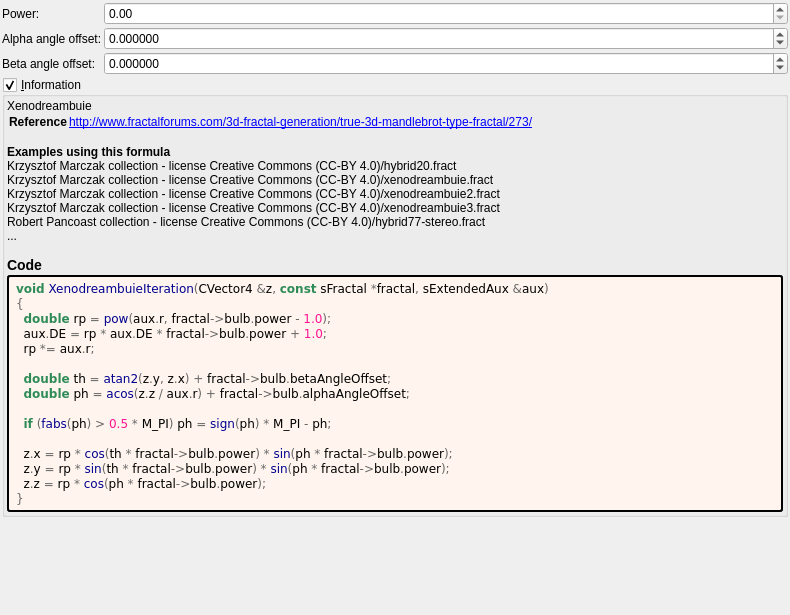
This is mandelbulber2/formula/ui/xenodreambuie.ui in buddhi1980/mandelbulber2 as Qt 5 draws it before an edit. The edited form follows.
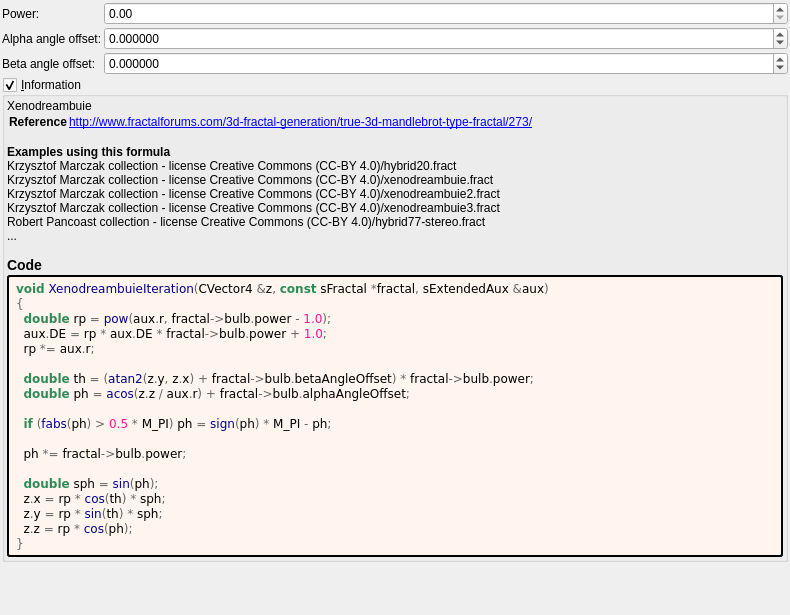
This is the edited form. Custom widgets are drawn as their Qt base class.

Diff of the .ui file:
```diff
--- a/mandelbulber2/formula/ui/xenodreambuie.ui
+++ b/mandelbulber2/formula/ui/xenodreambuie.ui
@@ -195,20 +195,23 @@
         </property>
         <property name="text">
          <string notr="true">&lt;body style=&quot;background-color:#fff5ee&quot;&gt;
-&lt;pre style=&quot;color:#000000; background-color:#fff5ee;  font-family:'Courier New',monospace;&quot;&gt;&lt;span style=&quot;color:#2e8b57; font-weight:bold&quot;&gt;void&lt;/span&gt; &lt;span style=&quot;color:#00008f&quot;&gt;XenodreambuieIteration&lt;/span&gt;&lt;span style=&quot;color:#676767&quot;&gt;(&lt;/span&gt;CVector4 &lt;span style=&quot;color:#676767&quot;&gt;&amp;amp;&lt;/span&gt;z&lt;span style=&quot;color:#676767&quot;&gt;,&lt;/span&gt; &lt;span style=&quot;color:#2e8b57; font-weight:bold&quot;&gt;const&lt;/span&gt; sFractal &lt;span style=&quot;color:#676767&quot;&gt;*&lt;/span&gt;fractal&lt;span style=&quot;color:#676767&quot;&gt;,&lt;/span&gt; sExtendedAux &lt;span style=&quot;color:#676767&quot;&gt;&amp;amp;&lt;/span&gt;aux&lt;span style=&quot;color:#676767&quot;&gt;)&lt;/span&gt;
+&lt;pre style=&quot;color:#000000; background-color:#fff5ee;  font-family:&#039;Courier New&#039;,monospace;&quot;&gt;&lt;span style=&quot;color:#2e8b57; font-weight:bold&quot;&gt;void&lt;/span&gt; &lt;span style=&quot;color:#00008f&quot;&gt;XenodreambuieIteration&lt;/span&gt;&lt;span style=&quot;color:#676767&quot;&gt;(&lt;/span&gt;CVector4 &lt;span style=&quot;color:#676767&quot;&gt;&amp;amp;&lt;/span&gt;z&lt;span style=&quot;color:#676767&quot;&gt;,&lt;/span&gt; &lt;span style=&quot;color:#2e8b57; font-weight:bold&quot;&gt;const&lt;/span&gt; sFractal &lt;span style=&quot;color:#676767&quot;&gt;*&lt;/span&gt;fractal&lt;span style=&quot;color:#676767&quot;&gt;,&lt;/span&gt; sExtendedAux &lt;span style=&quot;color:#676767&quot;&gt;&amp;amp;&lt;/span&gt;aux&lt;span style=&quot;color:#676767&quot;&gt;)&lt;/span&gt;
 &lt;span style=&quot;color:#676767&quot;&gt;{&lt;/span&gt;
   &lt;span style=&quot;color:#2e8b57; font-weight:bold&quot;&gt;double&lt;/span&gt; rp &lt;span style=&quot;color:#676767&quot;&gt;=&lt;/span&gt; &lt;span style=&quot;color:#00008f&quot;&gt;pow&lt;/span&gt;&lt;span style=&quot;color:#676767&quot;&gt;(&lt;/span&gt;aux&lt;span style=&quot;color:#676767&quot;&gt;.&lt;/span&gt;r&lt;span style=&quot;color:#676767&quot;&gt;,&lt;/span&gt; fractal&lt;span style=&quot;color:#676767&quot;&gt;-&amp;gt;&lt;/span&gt;bulb&lt;span style=&quot;color:#676767&quot;&gt;.&lt;/span&gt;power &lt;span style=&quot;color:#676767&quot;&gt;-&lt;/span&gt; &lt;span style=&quot;color:#ff1493&quot;&gt;1.0&lt;/span&gt;&lt;span style=&quot;color:#676767&quot;&gt;);&lt;/span&gt;
   aux&lt;span style=&quot;color:#676767&quot;&gt;.&lt;/span&gt;DE &lt;span style=&quot;color:#676767&quot;&gt;=&lt;/span&gt; rp &lt;span style=&quot;color:#676767&quot;&gt;*&lt;/span&gt; aux&lt;span style=&quot;color:#676767&quot;&gt;.&lt;/span&gt;DE &lt;span style=&quot;color:#676767&quot;&gt;*&lt;/span&gt; fractal&lt;span style=&quot;color:#676767&quot;&gt;-&amp;gt;&lt;/span&gt;bulb&lt;span style=&quot;color:#676767&quot;&gt;.&lt;/span&gt;power &lt;span style=&quot;color:#676767&quot;&gt;+&lt;/span&gt; &lt;span style=&quot;color:#ff1493&quot;&gt;1.0&lt;/span&gt;&lt;span style=&quot;color:#676767&quot;&gt;;&lt;/span&gt;
   rp &lt;span style=&quot;color:#676767&quot;&gt;*=&lt;/span&gt; aux&lt;span style=&quot;color:#676767&quot;&gt;.&lt;/span&gt;r&lt;span style=&quot;color:#676767&quot;&gt;;&lt;/span&gt;
 
-  &lt;span style=&quot;color:#2e8b57; font-weight:bold&quot;&gt;double&lt;/span&gt; th &lt;span style=&quot;color:#676767&quot;&gt;=&lt;/span&gt; &lt;span style=&quot;color:#00008f&quot;&gt;atan2&lt;/span&gt;&lt;span style=&quot;color:#676767&quot;&gt;(&lt;/span&gt;z&lt;span style=&quot;color:#676767&quot;&gt;.&lt;/span&gt;y&lt;span style=&quot;color:#676767&quot;&gt;,&lt;/span&gt; z&lt;span style=&quot;color:#676767&quot;&gt;.&lt;/span&gt;x&lt;span style=&quot;color:#676767&quot;&gt;) +&lt;/span&gt; fractal&lt;span style=&quot;color:#676767&quot;&gt;-&amp;gt;&lt;/span&gt;bulb&lt;span style=&quot;color:#676767&quot;&gt;.&lt;/span&gt;betaAngleOffset&lt;span style=&quot;color:#676767&quot;&gt;;&lt;/span&gt;
+  &lt;span style=&quot;color:#2e8b57; font-weight:bold&quot;&gt;double&lt;/span&gt; th &lt;span style=&quot;color:#676767&quot;&gt;= (&lt;/span&gt;&lt;span style=&quot;color:#00008f&quot;&gt;atan2&lt;/span&gt;&lt;span style=&quot;color:#676767&quot;&gt;(&lt;/span&gt;z&lt;span style=&quot;color:#676767&quot;&gt;.&lt;/span&gt;y&lt;span style=&quot;color:#676767&quot;&gt;,&lt;/span&gt; z&lt;span style=&quot;color:#676767&quot;&gt;.&lt;/span&gt;x&lt;span style=&quot;color:#676767&quot;&gt;) +&lt;/span&gt; fractal&lt;span style=&quot;color:#676767&quot;&gt;-&amp;gt;&lt;/span&gt;bulb&lt;span style=&quot;color:#676767&quot;&gt;.&lt;/span&gt;betaAngleOffset&lt;span style=&quot;color:#676767&quot;&gt;) *&lt;/span&gt; fractal&lt;span style=&quot;color:#676767&quot;&gt;-&amp;gt;&lt;/span&gt;bulb&lt;span style=&quot;color:#676767&quot;&gt;.&lt;/span&gt;power&lt;span style=&quot;color:#676767&quot;&gt;;&lt;/span&gt;
   &lt;span style=&quot;color:#2e8b57; font-weight:bold&quot;&gt;double&lt;/span&gt; ph &lt;span style=&quot;color:#676767&quot;&gt;=&lt;/span&gt; &lt;span style=&quot;color:#00008f&quot;&gt;acos&lt;/span&gt;&lt;span style=&quot;color:#676767&quot;&gt;(&lt;/span&gt;z&lt;span style=&quot;color:#676767&quot;&gt;.&lt;/span&gt;z &lt;span style=&quot;color:#676767&quot;&gt;/&lt;/span&gt; aux&lt;span style=&quot;color:#676767&quot;&gt;.&lt;/span&gt;r&lt;span style=&quot;color:#676767&quot;&gt;) +&lt;/span&gt; fractal&lt;span style=&quot;color:#676767&quot;&gt;-&amp;gt;&lt;/span&gt;bulb&lt;span style=&quot;color:#676767&quot;&gt;.&lt;/span&gt;alphaAngleOffset&lt;span style=&quot;color:#676767&quot;&gt;;&lt;/span&gt;
 
   &lt;span style=&quot;color:#2e8b57; font-weight:bold&quot;&gt;if&lt;/span&gt; &lt;span style=&quot;color:#676767&quot;&gt;(&lt;/span&gt;&lt;span style=&quot;color:#00008f&quot;&gt;fabs&lt;/span&gt;&lt;span style=&quot;color:#676767&quot;&gt;(&lt;/span&gt;ph&lt;span style=&quot;color:#676767&quot;&gt;) &amp;gt;&lt;/span&gt; &lt;span style=&quot;color:#ff1493&quot;&gt;0.5&lt;/span&gt; &lt;span style=&quot;color:#676767&quot;&gt;*&lt;/span&gt; M_PI&lt;span style=&quot;color:#676767&quot;&gt;)&lt;/span&gt; ph &lt;span style=&quot;color:#676767&quot;&gt;=&lt;/span&gt; &lt;span style=&quot;color:#00008f&quot;&gt;sign&lt;/span&gt;&lt;span style=&quot;color:#676767&quot;&gt;(&lt;/span&gt;ph&lt;span style=&quot;color:#676767&quot;&gt;) *&lt;/span&gt; M_PI &lt;span style=&quot;color:#676767&quot;&gt;-&lt;/span&gt; ph&lt;span style=&quot;color:#676767&quot;&gt;;&lt;/span&gt;
 
-  z&lt;span style=&quot;color:#676767&quot;&gt;.&lt;/span&gt;x &lt;span style=&quot;color:#676767&quot;&gt;=&lt;/span&gt; rp &lt;span style=&quot;color:#676767&quot;&gt;*&lt;/span&gt; &lt;span style=&quot;color:#00008f&quot;&gt;cos&lt;/span&gt;&lt;span style=&quot;color:#676767&quot;&gt;(&lt;/span&gt;th &lt;span style=&quot;color:#676767&quot;&gt;*&lt;/span&gt; fractal&lt;span style=&quot;color:#676767&quot;&gt;-&amp;gt;&lt;/span&gt;bulb&lt;span style=&quot;color:#676767&quot;&gt;.&lt;/span&gt;power&lt;span style=&quot;color:#676767&quot;&gt;) *&lt;/span&gt; &lt;span style=&quot;color:#00008f&quot;&gt;sin&lt;/span&gt;&lt;span style=&quot;color:#676767&quot;&gt;(&lt;/span&gt;ph &lt;span style=&quot;color:#676767&quot;&gt;*&lt;/span&gt; fractal&lt;span style=&quot;color:#676767&quot;&gt;-&amp;gt;&lt;/span&gt;bulb&lt;span style=&quot;color:#676767&quot;&gt;.&lt;/span&gt;power&lt;span style=&quot;color:#676767&quot;&gt;);&lt;/span&gt;
-  z&lt;span style=&quot;color:#676767&quot;&gt;.&lt;/span&gt;y &lt;span style=&quot;color:#676767&quot;&gt;=&lt;/span&gt; rp &lt;span style=&quot;color:#676767&quot;&gt;*&lt;/span&gt; &lt;span style=&quot;color:#00008f&quot;&gt;sin&lt;/span&gt;&lt;span style=&quot;color:#676767&quot;&gt;(&lt;/span&gt;th &lt;span style=&quot;color:#676767&quot;&gt;*&lt;/span&gt; fractal&lt;span style=&quot;color:#676767&quot;&gt;-&amp;gt;&lt;/span&gt;bulb&lt;span style=&quot;color:#676767&quot;&gt;.&lt;/span&gt;power&lt;span style=&quot;color:#676767&quot;&gt;) *&lt;/span&gt; &lt;span style=&quot;color:#00008f&quot;&gt;sin&lt;/span&gt;&lt;span style=&quot;color:#676767&quot;&gt;(&lt;/span&gt;ph &lt;span style=&quot;color:#676767&quot;&gt;*&lt;/span&gt; fractal&lt;span style=&quot;color:#676767&quot;&gt;-&amp;gt;&lt;/span&gt;bulb&lt;span style=&quot;color:#676767&quot;&gt;.&lt;/span&gt;power&lt;span style=&quot;color:#676767&quot;&gt;);&lt;/span&gt;
-  z&lt;span style=&quot;color:#676767&quot;&gt;.&lt;/span&gt;z &lt;span style=&quot;color:#676767&quot;&gt;=&lt;/span&gt; rp &lt;span style=&quot;color:#676767&quot;&gt;*&lt;/span&gt; &lt;span style=&quot;color:#00008f&quot;&gt;cos&lt;/span&gt;&lt;span style=&quot;color:#676767&quot;&gt;(&lt;/span&gt;ph &lt;span style=&quot;color:#676767&quot;&gt;*&lt;/span&gt; fractal&lt;span style=&quot;color:#676767&quot;&gt;-&amp;gt;&lt;/span&gt;bulb&lt;span style=&quot;color:#676767&quot;&gt;.&lt;/span&gt;power&lt;span style=&quot;color:#676767&quot;&gt;);&lt;/span&gt;
+  ph &lt;span style=&quot;color:#676767&quot;&gt;*=&lt;/span&gt; fractal&lt;span style=&quot;color:#676767&quot;&gt;-&amp;gt;&lt;/span&gt;bulb&lt;span style=&quot;color:#676767&quot;&gt;.&lt;/span&gt;power&lt;span style=&quot;color:#676767&quot;&gt;;&lt;/span&gt;
+
+  &lt;span style=&quot;color:#2e8b57; font-weight:bold&quot;&gt;double&lt;/span&gt; sph &lt;span style=&quot;color:#676767&quot;&gt;=&lt;/span&gt; &lt;span style=&quot;color:#00008f&quot;&gt;sin&lt;/span&gt;&lt;span style=&quot;color:#676767&quot;&gt;(&lt;/span&gt;ph&lt;span style=&quot;color:#676767&quot;&gt;);&lt;/span&gt;
+  z&lt;span style=&quot;color:#676767&quot;&gt;.&lt;/span&gt;x &lt;span style=&quot;color:#676767&quot;&gt;=&lt;/span&gt; rp &lt;span style=&quot;color:#676767&quot;&gt;*&lt;/span&gt; &lt;span style=&quot;color:#00008f&quot;&gt;cos&lt;/span&gt;&lt;span style=&quot;color:#676767&quot;&gt;(&lt;/span&gt;th&lt;span style=&quot;color:#676767&quot;&gt;) *&lt;/span&gt; sph&lt;span style=&quot;color:#676767&quot;&gt;;&lt;/span&gt;
+  z&lt;span style=&quot;color:#676767&quot;&gt;.&lt;/span&gt;y &lt;span style=&quot;color:#676767&quot;&gt;=&lt;/span&gt; rp &lt;span style=&quot;color:#676767&quot;&gt;*&lt;/span&gt; &lt;span style=&quot;color:#00008f&quot;&gt;sin&lt;/span&gt;&lt;span style=&quot;color:#676767&quot;&gt;(&lt;/span&gt;th&lt;span style=&quot;color:#676767&quot;&gt;) *&lt;/span&gt; sph&lt;span style=&quot;color:#676767&quot;&gt;;&lt;/span&gt;
+  z&lt;span style=&quot;color:#676767&quot;&gt;.&lt;/span&gt;z &lt;span style=&quot;color:#676767&quot;&gt;=&lt;/span&gt; rp &lt;span style=&quot;color:#676767&quot;&gt;*&lt;/span&gt; &lt;span style=&quot;color:#00008f&quot;&gt;cos&lt;/span&gt;&lt;span style=&quot;color:#676767&quot;&gt;(&lt;/span&gt;ph&lt;span style=&quot;color:#676767&quot;&gt;);&lt;/span&gt;
 &lt;span style=&quot;color:#676767&quot;&gt;}&lt;/span&gt;
 &lt;/pre&gt;
 &lt;/body&gt;</string>
```
Left out of the diff: 2 changed lines with no effect on the pictures.
